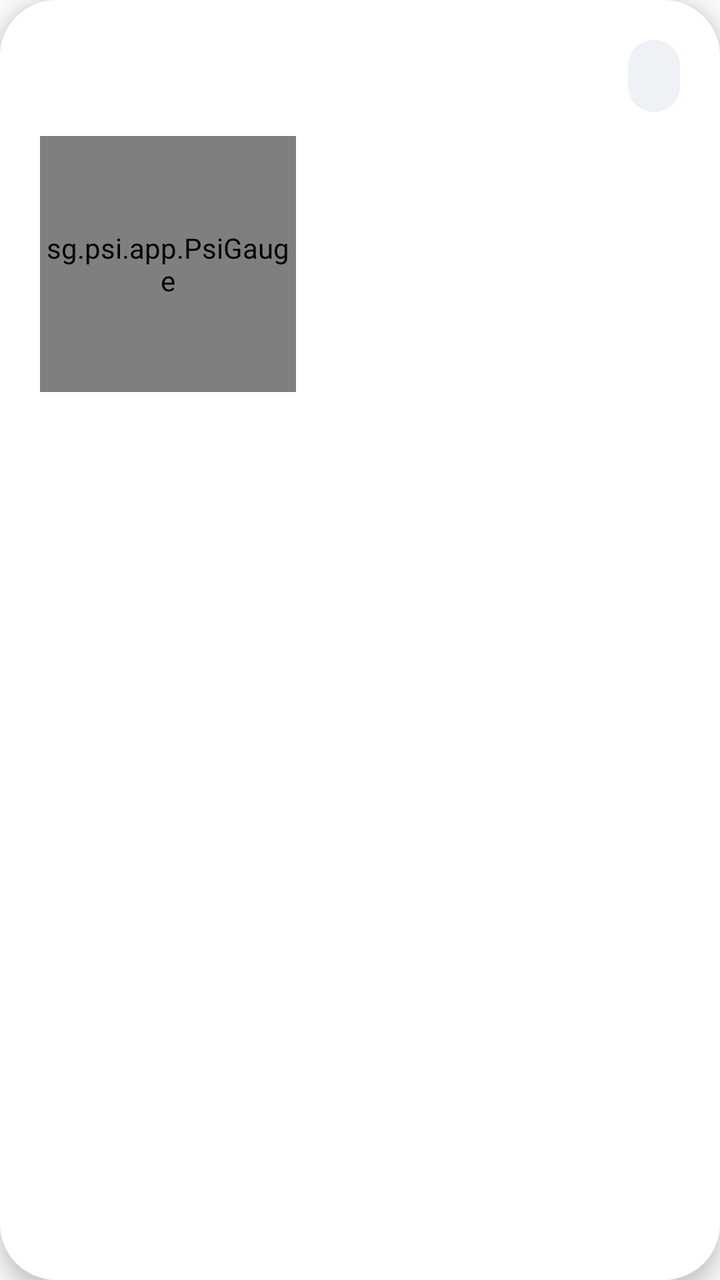
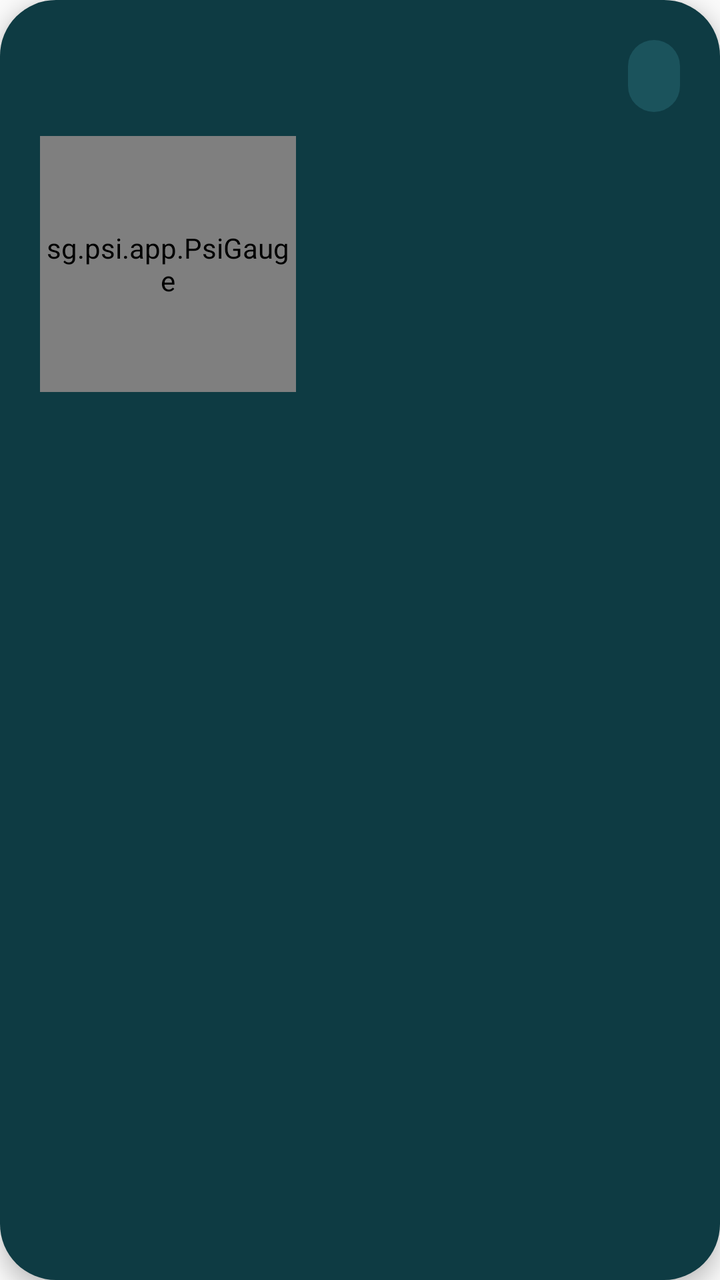

Two renders of the same Android screen: before a commit and after it. Below are the layout's source before the change and the commit's diff.
<!-- AndroidManifest.xml: application theme android:Theme.Material.Light.NoActionBar -->
<!-- res/layout/psi_card.xml -->
<?xml version="1.0" encoding="utf-8"?>
<LinearLayout xmlns:android="http://schemas.android.com/apk/res/android"
    android:layout_width="match_parent"
    android:layout_height="wrap_content"
    android:layout_marginBottom="16dp"
    android:background="@drawable/card_bg"
    android:elevation="6dp"
    android:orientation="vertical"
    android:padding="20dp">

    <LinearLayout
        android:layout_width="match_parent"
        android:layout_height="wrap_content"
        android:gravity="center_vertical"
        android:orientation="horizontal">

        <TextView
            android:id="@+id/emoji"
            android:layout_width="wrap_content"
            android:layout_height="wrap_content"
            android:textSize="22sp" />

        <TextView
            android:id="@+id/title"
            android:layout_width="0dp"
            android:layout_height="wrap_content"
            android:layout_marginStart="8dp"
            android:layout_weight="1"
            android:fontFamily="sans-serif-medium"
            android:textColor="#1B1F2A"
            android:textSize="19sp" />

        <TextView
            android:id="@+id/region"
            android:layout_width="wrap_content"
            android:layout_height="wrap_content"
            android:background="@drawable/chip_bg"
            android:fontFamily="sans-serif-medium"
            android:minHeight="36dp"
            android:gravity="center"
            android:paddingStart="14dp"
            android:paddingEnd="12dp"
            android:textColor="#1B1F2A"
            android:textSize="14sp" />
    </LinearLayout>

    <LinearLayout
        android:layout_width="match_parent"
        android:layout_height="wrap_content"
        android:layout_marginTop="12dp"
        android:gravity="center_vertical"
        android:orientation="horizontal">

        <sg.psi.app.PsiGauge
            android:id="@+id/gauge"
            android:layout_width="128dp"
            android:layout_height="128dp" />

        <LinearLayout
            android:layout_width="0dp"
            android:layout_height="wrap_content"
            android:layout_marginStart="18dp"
            android:layout_weight="1"
            android:orientation="vertical">

            <TextView
                android:id="@+id/band"
                android:layout_width="wrap_content"
                android:layout_height="wrap_content"
                android:fontFamily="sans-serif-medium"
                android:paddingStart="12dp"
                android:paddingTop="5dp"
                android:paddingEnd="12dp"
                android:paddingBottom="5dp"
                android:textColor="#FFFFFF"
                android:textSize="14sp" />

            <TextView
                android:id="@+id/advice"
                android:layout_width="wrap_content"
                android:layout_height="wrap_content"
                android:layout_marginTop="10dp"
                android:lineSpacingExtra="2dp"
                android:textColor="#4A5061"
                android:textSize="15sp" />
        </LinearLayout>
    </LinearLayout>
</LinearLayout>
<!-- resources referenced by this layout -->
<resources>
  <!-- drawable card_bg (drawable) -->
  <?xml version="1.0" encoding="utf-8"?>
  <shape xmlns:android="http://schemas.android.com/apk/res/android" android:shape="rectangle">
      <solid android:color="#FFFFFF" />
      <corners android:radius="28dp" />
  </shape>
  <!-- drawable chip_bg (drawable) -->
  <?xml version="1.0" encoding="utf-8"?>
  <shape xmlns:android="http://schemas.android.com/apk/res/android" android:shape="rectangle">
      <solid android:color="#EEF1F5" />
      <corners android:radius="20dp" />
  </shape>
</resources>

<!-- the commit's change to res/layout/psi_card.xml (unified diff, before → after) -->
@@ -27,7 +27,7 @@
             android:layout_marginStart="8dp"
             android:layout_weight="1"
             android:fontFamily="sans-serif-medium"
-            android:textColor="#1B1F2A"
+            android:textColor="#FFFFFF"
             android:textSize="19sp" />
 
         <TextView
@@ -40,7 +40,7 @@
             android:gravity="center"
             android:paddingStart="14dp"
             android:paddingEnd="12dp"
-            android:textColor="#1B1F2A"
+            android:textColor="#FFFFFF"
             android:textSize="14sp" />
     </LinearLayout>
 
@@ -81,7 +81,7 @@
                 android:layout_height="wrap_content"
                 android:layout_marginTop="10dp"
                 android:lineSpacingExtra="2dp"
-                android:textColor="#4A5061"
+                android:textColor="#B9D6D9"
                 android:textSize="15sp" />
         </LinearLayout>
     </LinearLayout>
<!-- resource entries referenced after the edit -->
@@ -3,13 +3,13 @@
   <!-- drawable card_bg (drawable) -->
   <?xml version="1.0" encoding="utf-8"?>
   <shape xmlns:android="http://schemas.android.com/apk/res/android" android:shape="rectangle">
-      <solid android:color="#FFFFFF" />
+      <solid android:color="#0E3B43" />
       <corners android:radius="28dp" />
   </shape>
   <!-- drawable chip_bg (drawable) -->
   <?xml version="1.0" encoding="utf-8"?>
   <shape xmlns:android="http://schemas.android.com/apk/res/android" android:shape="rectangle">
-      <solid android:color="#EEF1F5" />
+      <solid android:color="#1B535C" />
       <corners android:radius="20dp" />
   </shape>
 </resources>
